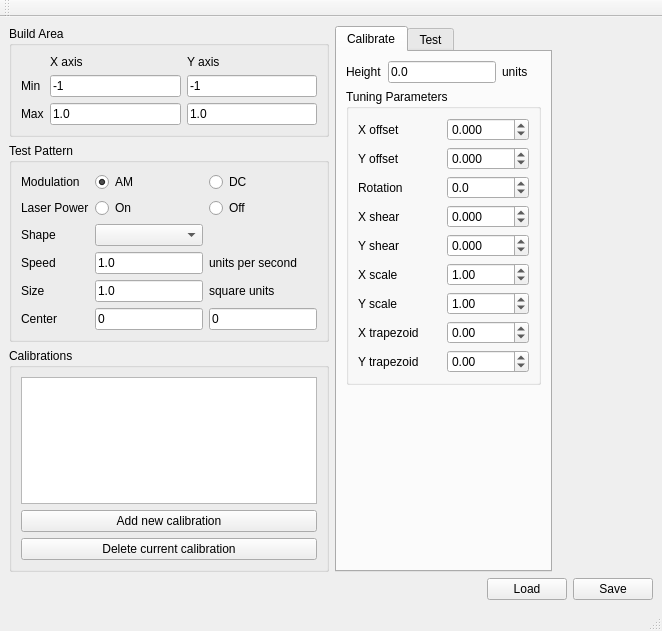
This is src/calibrate/ui_mainwindow.ui in PeachyPrinter/peachytoolchain as Qt 5 draws it before an edit. The edited form follows.
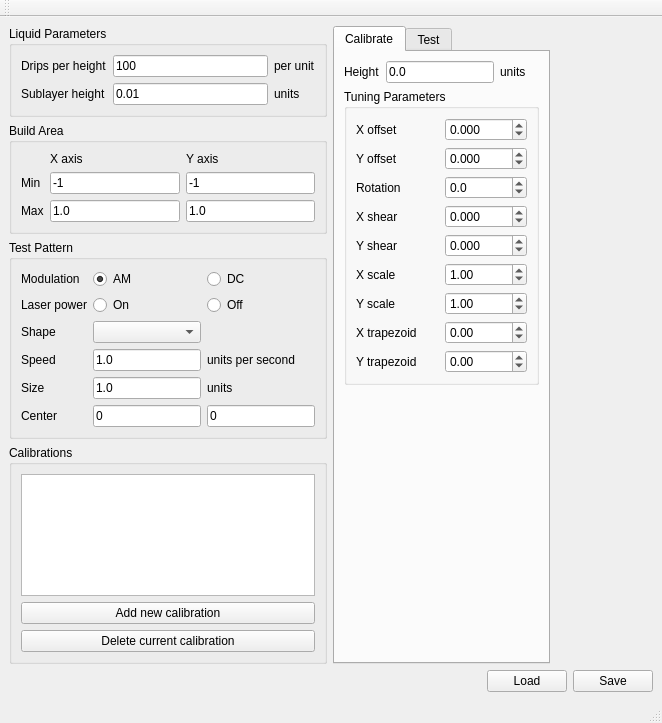
This is the edited form.

Commit message: Added drips-per-layer and sublayer height to the tuning parameters so that they can be used in the wav player.

```diff
--- a/src/calibrate/ui_mainwindow.ui
+++ b/src/calibrate/ui_mainwindow.ui
@@ -7,7 +7,7 @@
     <x>0</x>
     <y>0</y>
     <width>662</width>
-    <height>631</height>
+    <height>723</height>
    </rect>
   </property>
   <property name="windowTitle">
@@ -22,6 +22,57 @@
         <property name="sizeConstraint">
          <enum>QLayout::SetMaximumSize</enum>
         </property>
+        <item>
+         <widget class="QGroupBox" name="groupBox_5">
+          <property name="title">
+           <string>Liquid Parameters</string>
+          </property>
+          <layout class="QGridLayout" name="gridLayout_4">
+           <item row="0" column="0">
+            <widget class="QLabel" name="label_26">
+             <property name="text">
+              <string>Drips per height</string>
+             </property>
+            </widget>
+           </item>
+           <item row="0" column="1">
+            <widget class="QLineEdit" name="drips_per_height_edit">
+             <property name="text">
+              <string>100</string>
+             </property>
+            </widget>
+           </item>
+           <item row="1" column="0">
+            <widget class="QLabel" name="label_27">
+             <property name="text">
+              <string>Sublayer height</string>
+             </property>
+            </widget>
+           </item>
+           <item row="1" column="1">
+            <widget class="QLineEdit" name="sublayer_height_edit">
+             <property name="text">
+              <string>0.01</string>
+             </property>
+            </widget>
+           </item>
+           <item row="1" column="2">
+            <widget class="QLabel" name="label_28">
+             <property name="text">
+              <string>units</string>
+             </property>
+            </widget>
+           </item>
+           <item row="0" column="2">
+            <widget class="QLabel" name="label_29">
+             <property name="text">
+              <string>per unit</string>
+             </property>
+            </widget>
+           </item>
+          </layout>
+         </widget>
+        </item>
         <item>
          <widget class="QGroupBox" name="groupBox">
           <property name="title">
@@ -172,7 +223,7 @@
            <item row="4" column="2">
             <widget class="QLabel" name="label_22">
              <property name="text">
-              <string>square units</string>
+              <string>units</string>
              </property>
             </widget>
            </item>
@@ -193,7 +244,7 @@
            <item row="1" column="0">
             <widget class="QLabel" name="label_25">
              <property name="text">
-              <string>Laser Power</string>
+              <string>Laser power</string>
              </property>
             </widget>
            </item>
```
The commit also changes 3 other files.
